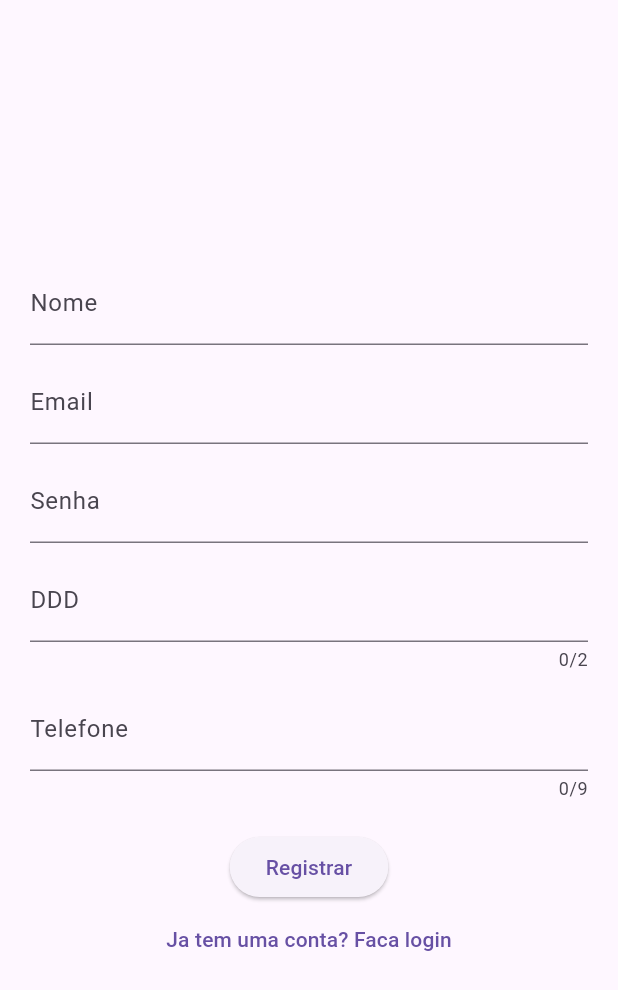
After one commit to arcanjo855/desafioFlutter, a Flutter app: the screen it shows after launch, after a tap on "Não tem uma conta? Registre-se aqui", on a phone screen of 412 x 824 dp. The commit adds this screen. Shown: the top 990 px of the screen. Run offline on Flutter 3.47's test engine with Material 3 defaults, Android fonts, the phone set to English and light mode, and no system bars; network calls fail.

Commit message:
finalizada login e registro

```diff
--- a/lib/main.dart
+++ b/lib/main.dart
@@ -1,19 +1,120 @@
+import 'dart:convert';
+import 'package:http/http.dart' as http;
+
 import 'package:flutter/material.dart';
-import 'package:desafio_flutter/pages/home.dart';
+import 'package:desafio_flutter/pages/register_screen.dart';// Importa a tela de registro
+import 'package:desafio_flutter/pages/home_screen.dart';
 
-void main() {
-  runApp(const MyApp());
+
+class LoginScreen extends StatefulWidget {
+  @override
+  _LoginScreenState createState() => _LoginScreenState();
 }
 
-class MyApp extends StatelessWidget {
-  const MyApp({super.key});
+class _LoginScreenState extends State<LoginScreen> {
+  final _formKey = GlobalKey<FormState>();
+  final TextEditingController emailController = TextEditingController();
+  final TextEditingController passwordController = TextEditingController();
 
-  // This widget is the root of your application.
+Future<void> login() async {
+    final url = "http://10.2.3.59:3000/login";
+
+
+    var body = json.encode({
+      'email': emailController.text,
+      'password': passwordController.text,
+    });
+
+    final res = await http.post(
+      Uri.parse(url),
+      headers: {'Content-Type': 'application/json'},
+      body: body,
+    );
+
+    var userToken = res.body;
+
+    if (res.statusCode == 200) {
+    Navigator.push(context,
+    MaterialPageRoute(builder: (context) => Home(userToken)));
+    } else {
+      showDialog(
+          context: context,
+          builder: (BuildContext context) {
+            return AlertDialog(
+              title: Text('Erro ao fazer login'),
+              content: Text('Email ou senha incorretas'),
+              actions: [
+                TextButton(
+                    child: Text("OK"),
+                    onPressed: () {
+                      Navigator.of(context).pop();
+                    })
+              ],
+            );
+          });
+    }
+  }
+
   @override
   Widget build(BuildContext context) {
-    return const MaterialApp(
-        debugShowCheckedModeBanner: false,
-        home: const HomePage()
+    return Scaffold(
+      body: Center(
+        child: Padding(
+          padding: const EdgeInsets.all(20.0),
+          child: Form(
+            key: _formKey,
+            child: Column(
+              mainAxisSize: MainAxisSize.min,
+              children: [
+                TextFormField(
+                  controller: emailController,
+                  decoration: InputDecoration(labelText: 'Email'),
+                  keyboardType: TextInputType.emailAddress,
+                  validator: (value) {
+                    if (value == null || value.isEmpty) {
+                      return 'Digite um e-mail válido';
+                    }
+                    return null;
+                  },
+                ),
+                SizedBox(height: 10),
+                TextFormField(
+                  controller: passwordController,
+                  decoration: InputDecoration(labelText: 'Senha'),
+                  obscureText: true,
+                  validator: (value) {
+                    if (value == null || value.isEmpty) {
+                      return 'Digite a sua senha';
+                    }
+                    return null;
+                  },
+                ),
+                SizedBox(height: 20),
+                ElevatedButton(
+                  onPressed: login,
+                  child: Text('Login'),
+                ),
+                SizedBox(height: 10),
+                TextButton(
+                  onPressed: () {
+                    Navigator.push(
+                      context,
+                      MaterialPageRoute(builder: (context) => RegisterScreen()),
+                    );
+                  },
+                  child: Text('Não tem uma conta? Registre-se aqui'),
+                ),
+              ],
+            ),
+          ),
+        ),
+      ),
     );
   }
 }
+
+void main() {
+  runApp(MaterialApp(
+    home: LoginScreen(),
+  ));
+}
--- /dev/null
+++ b/lib/pages/register_screen.dart
@@ -0,0 +1,162 @@
+import 'dart:convert';
+import 'package:http/http.dart' as http;
+
+import 'package:desafio_flutter/main.dart';
+import 'package:flutter/material.dart';
+
+class RegisterScreen extends StatefulWidget {
+  @override
+  _RegisterScreenState createState() => _RegisterScreenState();
+}
+
+class _RegisterScreenState extends State<RegisterScreen> {
+  final _formKey = GlobalKey<FormState>();
+  final TextEditingController nameController = TextEditingController();
+  final TextEditingController emailController = TextEditingController();
+  final TextEditingController passwordController = TextEditingController();
+  final TextEditingController areaCodeController = TextEditingController();
+  final TextEditingController numberController = TextEditingController();
+
+Future<void> register() async {
+  if (_formKey.currentState!.validate()) {
+    }
+    final url = "http://10.2.3.59:3000/register";
+
+
+    var body = json.encode({
+      'name': nameController.text,
+      'email': emailController.text,
+      'password': passwordController.text,
+      'area_code': areaCodeController.text,
+      'number': numberController.text
+    });
+
+    final res = await http.post(
+      Uri.parse(url),
+      headers: {'Content-Type': 'application/json'},
+      body: body,
+    );
+
+
+
+    if (res.statusCode == 200) {
+        Navigator.push(context,
+        MaterialPageRoute(builder: (context) => LoginScreen()));
+    } else {
+      showDialog(
+          context: context,
+          builder: (BuildContext context) {
+            return AlertDialog(
+              title: Text('Erro ao fazer cadastro'),
+              content: Text('Nao foi possivel fazer o cadastro'),
+              actions: [
+                TextButton(
+                    child: Text("OK"),
+                    onPressed: () {
+                      Navigator.of(context).pop();
+                    })
+              ],
+            );
+          });
+    }
+  }
+
+  @override
+  Widget build(BuildContext context) {
+    return Scaffold(
+      body: Center(
+        child: Padding(
+          padding: const EdgeInsets.all(20.0),
+          child: Form(
+            key: _formKey,
+            child: Column(
+              mainAxisSize: MainAxisSize.min,
+              children: [
+                TextFormField(
+                  controller: nameController,
+                  decoration: InputDecoration(labelText: 'Nome'),
+                  validator: (value) {
+                    if (value == null || value.isEmpty) {
+                      return 'Digite seu nome';
+                    }
+                    return null;
+                  },
+                ),
+                SizedBox(height: 10),
+                TextFormField(
+                  controller: emailController,
+                  decoration: InputDecoration(labelText: 'Email'),
+                  keyboardType: TextInputType.emailAddress,
+                  validator: (value) {
+                    if (value == null || value.isEmpty) {
+                      return 'Digite um e-mail válido';
+                    }
+                    return null;
+                  },
+                ),
+                SizedBox(height: 10),
+                TextFormField(
+                  controller: passwordController,
+                  decoration: InputDecoration(labelText: 'Senha'),
+                  obscureText: true,
+                  validator: (value) {
+                    if (value == null || value.isEmpty) {
+                      return 'Digite uma senha';
+                    }
+                    return null;
+                  },
+                ),
+                SizedBox(height: 10),
+                TextFormField(
+                  maxLength: 2,
+                  controller: areaCodeController,
+                  decoration: InputDecoration(labelText: 'DDD'),
+                  keyboardType: TextInputType.number,
+                  validator: (value) {
+                    if (value == null || value.length != 2) {
+                      return 'Digite um DDD válido';
+                    }
+                    return null;
+                  },
+                ),
+                SizedBox(height: 10),
+                TextFormField(
+                  maxLength: 9,
+                  controller: numberController,
+                  decoration: InputDecoration(labelText: 'Telefone'),
+                  keyboardType: TextInputType.phone,
+                  validator: (value) {
+                    if (value == null || value.length < 8) {
+                      return 'Digite um telefone válido';
+                    }
+                    return null;
+                  },
+                ),
+                SizedBox(height: 20),
+                ElevatedButton(
+                  onPressed: register,
+                  child: Text('Registrar'),
+                ),
+                TextButton(
+                  onPressed: () {
+                    Navigator.push(
+                      context,
+                      MaterialPageRoute(builder: (context) => LoginScreen()),
+                    );
+                  },
+                  child: Text('Ja tem uma conta? Faca login'),
+                ),
+              ],
+            ),
+          ),
+        ),
+      ),
+    );
+  }
+}
+
+void main() {
+  runApp(MaterialApp(
+    home: RegisterScreen(),
+  ));
+}
```
Also changed, not shown: lib/models/sigup_model.dart (deleted, +0 -25 lines), lib/pages/home.dart (deleted, +0 -19 lines), lib/pages/home_screen.dart (added, +26 -0 lines).
